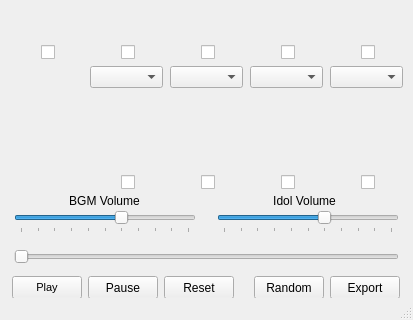
KinoMyu/Million-Live-Quintet-Player, file mainwindow.ui: the form before one commit; both pictures show x 0 to 413 and y 234 to 554 of the 413 by 554 pixel window.
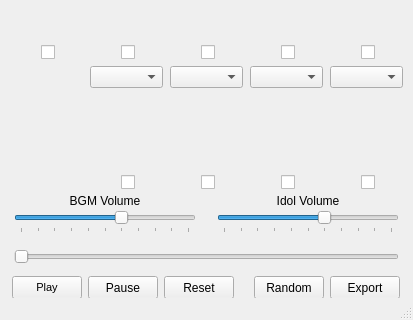
The form after the commit.

Patch:
```diff
--- a/mainwindow.ui
+++ b/mainwindow.ui
@@ -550,7 +550,7 @@
      <rect>
       <x>14</x>
       <y>419</y>
-      <width>181</width>
+      <width>182</width>
       <height>31</height>
      </rect>
     </property>
@@ -572,9 +572,9 @@
    <widget class="QLabel" name="label_3">
     <property name="geometry">
      <rect>
-      <x>214</x>
+      <x>217</x>
       <y>419</y>
-      <width>181</width>
+      <width>182</width>
       <height>31</height>
      </rect>
     </property>
```
